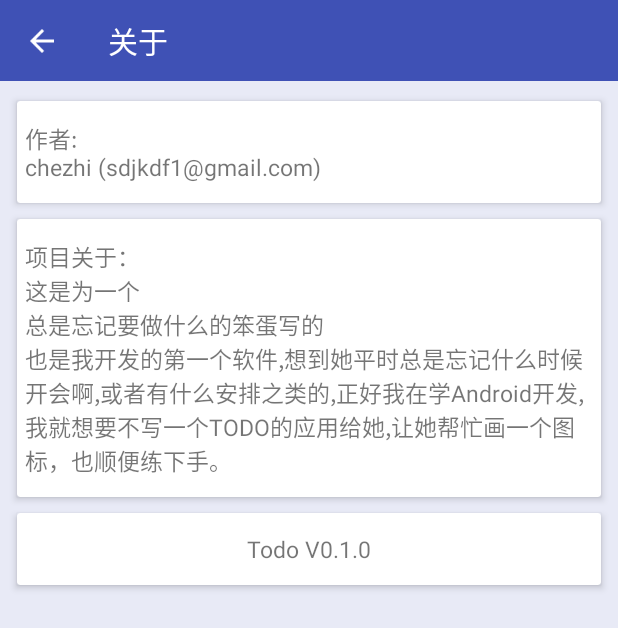
After one commit to weixuanxie/Todo, an Android app: the AboutThis screen opened directly, with no data from a screen before it, on a phone screen of 412 x 824 dp. The commit adds this screen. Shown: the top 628 px of the screen. Run offline under Robolectric (Android 15) with nearby library versions, the phone set to English and light mode, and no system bars.

```diff
--- a/app/build.gradle
+++ b/app/build.gradle
@@ -5,7 +5,7 @@ android {
     buildToolsVersion "24.0.2"
     defaultConfig {
         applicationId "com.example.chezhi.mytodo"
-        minSdkVersion 21
+        minSdkVersion 18
         targetSdkVersion 24
         versionCode 1
         versionName "1.0"
--- /dev/null
+++ b/app/src/main/java/com/example/chezhi/mytodo/AboutThis.java
@@ -0,0 +1,26 @@
+package com.example.chezhi.mytodo;
+
+import android.os.Bundle;
+import android.support.v7.app.AppCompatActivity;
+import android.support.v7.widget.Toolbar;
+import android.view.View;
+
+/**
+ * Created by chezhi on 16-10-21.
+ */
+
+public class AboutThis extends AppCompatActivity {
+    protected void  onCreate(Bundle savedInstanceState){
+        super.onCreate(savedInstanceState);
+        setContentView(R.layout.about);
+        Toolbar toolbar=(Toolbar)findViewById(R.id.toolbar_about);
+        toolbar.setNavigationIcon(R.mipmap.ic_back);
+        toolbar.setNavigationOnClickListener(new View.OnClickListener() {
+            @Override
+            public void onClick(View v) {
+                onBackPressed();
+            }
+        });
+
+    }
+}
--- a/app/src/main/java/com/example/chezhi/mytodo/TodoAdapter.java
+++ b/app/src/main/java/com/example/chezhi/mytodo/TodoAdapter.java
@@ -18,18 +18,18 @@ import java.util.List;
  * Created by chezhi on 16-10-16.
  */
 
-public class TodoAdapter extends ArrayAdapter<TodoItem> {
+class TodoAdapter extends ArrayAdapter<TodoItem> {
     private int resourceId;
     private TodoDatabaseHelper dbhelper;
     private Context mContext;
-    public TodoAdapter(Context context, int textViewResourceId, List<TodoItem> objects){
+    TodoAdapter(Context context, int textViewResourceId, List<TodoItem> objects){
         super(context,textViewResourceId,objects);
         resourceId=textViewResourceId;
         mContext=context;
     }
     @NonNull
     @Override
-    public View getView(int position, View convertView, ViewGroup parent){
+    public View getView(int position, View convertView, @NonNull ViewGroup parent){
         final TodoItem todoItem=getItem(position);
         dbhelper=new TodoDatabaseHelper(mContext,"TodoList.db",null,1);
         View view= LayoutInflater.from(getContext()).inflate(resourceId,null);
--- /dev/null
+++ b/app/src/main/res/layout/about.xml
@@ -0,0 +1,75 @@
+<?xml version="1.0" encoding="utf-8"?>
+<LinearLayout xmlns:android="http://schemas.android.com/apk/res/android"
+    xmlns:app="http://schemas.android.com/apk/res-auto"
+    android:id="@+id/test"
+    android:layout_width="match_parent"
+    android:layout_height="match_parent"
+    android:background="#E8EAF6"
+    android:orientation="vertical">
+    <android.support.v7.widget.Toolbar
+        android:id="@+id/toolbar_about"
+        android:layout_width="match_parent"
+        android:layout_height="54dp"
+        android:background="@color/colorPrimary"
+        app:contentInsetRight="5dp"
+        app:title="@string/title"
+        app:titleTextColor="#ffffff"
+        app:theme="@style/ThemeOverlay.AppCompat.Dark.ActionBar"
+        app:popupTheme="@style/ThemeOverlay.AppCompat.Light"
+        style="@style/ToolbarTheme">
+    </android.support.v7.widget.Toolbar>
+    <android.support.v7.widget.CardView
+       android:layout_width="match_parent"
+       android:layout_height="wrap_content"
+        android:layout_marginTop="8dp"
+       android:layout_marginStart="7dp"
+       android:layout_marginEnd="7dp"
+       app:cardCornerRadius="@dimen/card_cornerRadius"
+       app:cardElevation="@dimen/card_elevation"
+       app:contentPadding="5dp"
+       app:cardUseCompatPadding="true">
+       <TextView
+           android:layout_width="wrap_content"
+           android:layout_height="wrap_content"
+           android:layout_marginTop="8dp"
+           android:layout_marginBottom="8dp"
+           android:textSize="15sp"
+           android:text="@string/author"/>
+    </android.support.v7.widget.CardView>
+    <android.support.v7.widget.CardView
+        android:layout_width="match_parent"
+        android:layout_height="wrap_content"
+        android:layout_marginStart="7dp"
+        android:layout_marginEnd="7dp"
+        app:cardCornerRadius="@dimen/card_cornerRadius"
+        app:cardElevation="@dimen/card_elevation"
+        app:contentPadding="5dp"
+        app:cardUseCompatPadding="true">
+        <TextView
+            android:layout_width="wrap_content"
+            android:layout_height="wrap_content"
+            android:layout_marginTop="8dp"
+            android:layout_marginBottom="8dp"
+            android:textSize="15sp"
+            android:text="@string/abuot" />
+    </android.support.v7.widget.CardView>
+    <android.support.v7.widget.CardView
+        android:layout_width="match_parent"
+        android:layout_height="wrap_content"
+        android:layout_marginStart="7dp"
+        android:layout_marginEnd="7dp"
+        app:cardCornerRadius="@dimen/card_cornerRadius"
+        app:cardElevation="@dimen/card_elevation"
+        app:contentPadding="5dp"
+        app:cardUseCompatPadding="true">
+        <TextView
+            android:layout_width="wrap_content"
+            android:layout_height="wrap_content"
+            android:layout_marginTop="8dp"
+            android:layout_marginBottom="8dp"
+            android:layout_gravity="center"
+            android:textSize="15sp"
+            android:text="@string/version" />
+    </android.support.v7.widget.CardView>
+
+</LinearLayout>
--- a/app/src/main/res/values/dimens.xml
+++ b/app/src/main/res/values/dimens.xml
@@ -2,4 +2,6 @@
     <!-- Default screen margins, per the Android Design guidelines. -->
     <dimen name="activity_horizontal_margin">16dp</dimen>
     <dimen name="activity_vertical_margin">16dp</dimen>
+    <dimen name="card_elevation">3dp</dimen>
+    <dimen name="card_cornerRadius">2dp</dimen>
 </resources>
--- a/app/src/main/res/values/strings.xml
+++ b/app/src/main/res/values/strings.xml
@@ -1,4 +1,9 @@
 <resources>
-    <string name="app_name">MyToDo</string>
-    <string name="text_undo">UNDO</string>
+    <string name="app_name">Todo</string>
+    <string name="text_undo">Undo</string>
+    <string name="abuot">项目关于：\n这是为一个\n总是忘记要做什么的笨蛋写的\n也是我开发的第一个软件,想到她平时总是忘记什么时候开会啊,或者有什么安排之类的,正好我在学Android开发,我就想要不写一个TODO的应用给她,让她帮忙画一个图标，也顺便练下手。</string>
+    <string name="author">作者:\nchezhi (sdjkdf1@gmail.com)</string>
+    <string name="title">关于</string>
+    <string name="version">Todo V0.1.0</string>
+
 </resources>
--- a/build.gradle
+++ b/build.gradle
@@ -5,7 +5,7 @@ buildscript {
         jcenter()
     }
     dependencies {
-        classpath 'com.android.tools.build:gradle:2.2.1'
+        classpath 'com.android.tools.build:gradle:2.2.2'
 
         // NOTE: Do not place your application dependencies here; they belong
         // in the individual module build.gradle files
```
Also changed, not shown: app/src/main/AndroidManifest.xml (+7 -1 lines), app/src/main/java/com/example/chezhi/mytodo/AlarmReceiver.java (added, +33 -0 lines), app/src/main/java/com/example/chezhi/mytodo/MainActivity.java (+119 -28 lines), app/src/main/java/com/example/chezhi/mytodo/MyDatePicker.java (+75 -15 lines), app/src/main/java/com/example/chezhi/mytodo/MyFunction.java (added, +28 -0 lines), app/src/main/java/com/example/chezhi/mytodo/NotifyActivity.java (added, +82 -0 lines), app/src/main/java/com/example/chezhi/mytodo/NotifyService.java (added, +44 -0 lines), app/src/main/java/com/example/chezhi/mytodo/TodoDatabaseHelper.java (+10 -2 lines), app/src/main/java/com/example/chezhi/mytodo/TodoItem.java (+15 -13 lines), app/src/main/res/layout/layout.xml (+10 -8 lines), app/src/main/res/layout/todo_item.xml (+5 -2 lines).
